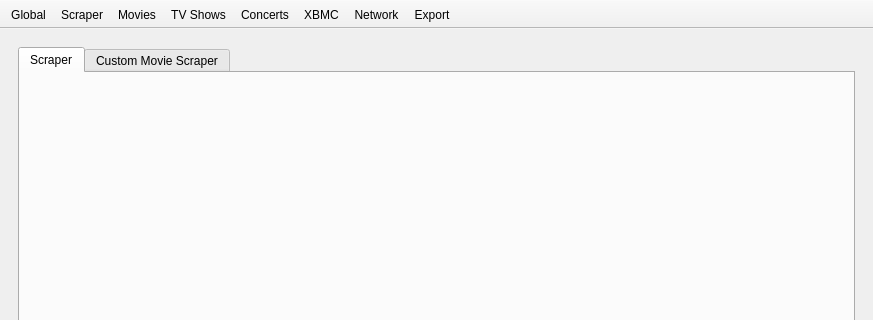
Before: the Qt Designer form settings/SettingsWindow.ui in Komet/MediaElch, drawn with Qt 5; both pictures show x 0 to 873 and y 0 to 320 of the 873 by 675 pixel window.
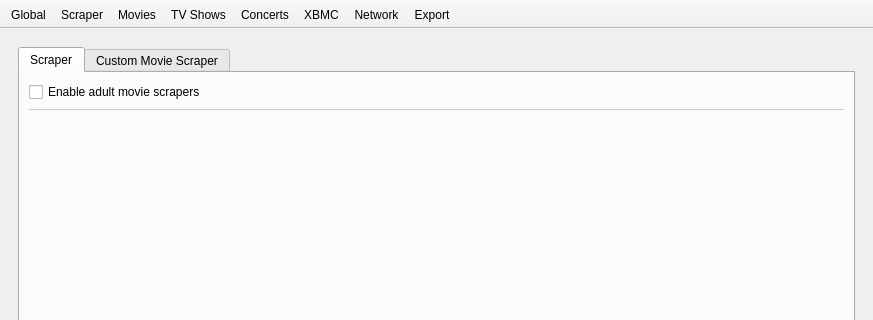
After: the same form once the commit is applied. The open tabs and pages were chosen to show the change. Icons and pictures are not drawn. Custom widgets are drawn as their Qt base class.

Commit message: Fixes #124 Adult scrapers introduction; scraper for AEBN added

The edit to the form file:
```diff
--- a/settings/SettingsWindow.ui
+++ b/settings/SettingsWindow.ui
@@ -26,6 +26,14 @@
    <bool>true</bool>
   </property>
   <widget class="QWidget" name="centralwidget">
+   <property name="styleSheet">
+    <string notr="true">#scrapersScrollContents {
+	background-color: transparent;
+}
+#scrapersScrollArea {
+	background-color: transparent;
+}</string>
+   </property>
    <layout class="QVBoxLayout" name="verticalLayout">
     <item>
      <widget class="SlidingStackedWidget" name="stackedWidget">
@@ -287,6 +295,47 @@
            </attribute>
            <layout class="QVBoxLayout" name="verticalLayout_10">
             <item>
+             <widget class="QCheckBox" name="chkEnableAdultScrapers">
+              <property name="text">
+               <string>Enable adult movie scrapers</string>
+              </property>
+             </widget>
+            </item>
+            <item>
+             <widget class="Line" name="line">
+              <property name="styleSheet">
+               <string notr="true">color: rgba(0, 0, 0, 50);</string>
+              </property>
+              <property name="frameShadow">
+               <enum>QFrame::Plain</enum>
+              </property>
+              <property name="orientation">
+               <enum>Qt::Horizontal</enum>
+              </property>
+             </widget>
+            </item>
+            <item>
+             <widget class="QScrollArea" name="scrapersScrollArea">
+              <property name="frameShape">
+               <enum>QFrame::NoFrame</enum>
+              </property>
+              <property name="widgetResizable">
+               <bool>true</bool>
+              </property>
+              <widget class="QWidget" name="scrapersScrollContents">
+               <property name="geometry">
+                <rect>
+                 <x>0</x>
+                 <y>0</y>
+                 <width>779</width>
+                 <height>431</height>
+                </rect>
+               </property>
+               <layout class="QVBoxLayout" name="verticalLayout_12">
+                <property name="margin">
+                 <number>0</number>
+                </property>
+                <item>
              <layout class="QGridLayout" name="gridLayoutScrapers"/>
             </item>
             <item>
@@ -301,6 +350,10 @@
                </size>
               </property>
              </spacer>
+                </item>
+               </layout>
+              </widget>
+             </widget>
             </item>
            </layout>
           </widget>
```
Lines whose indentation alone changed are shown as unchanged. The commit also changes 30 other files.
